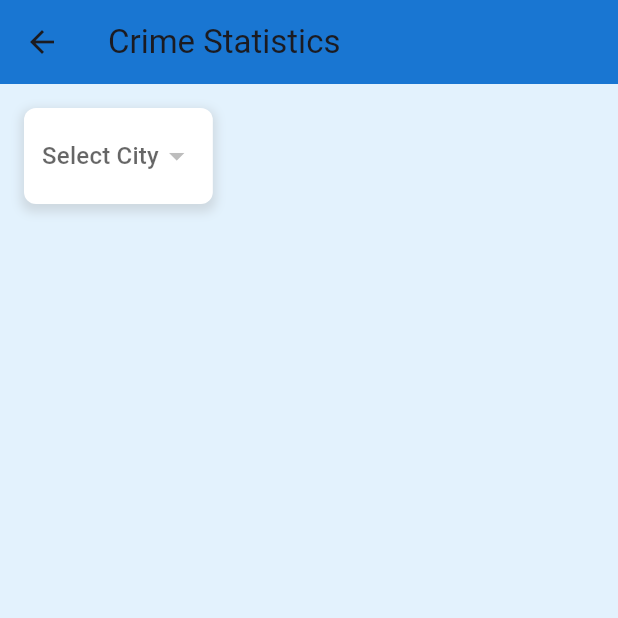
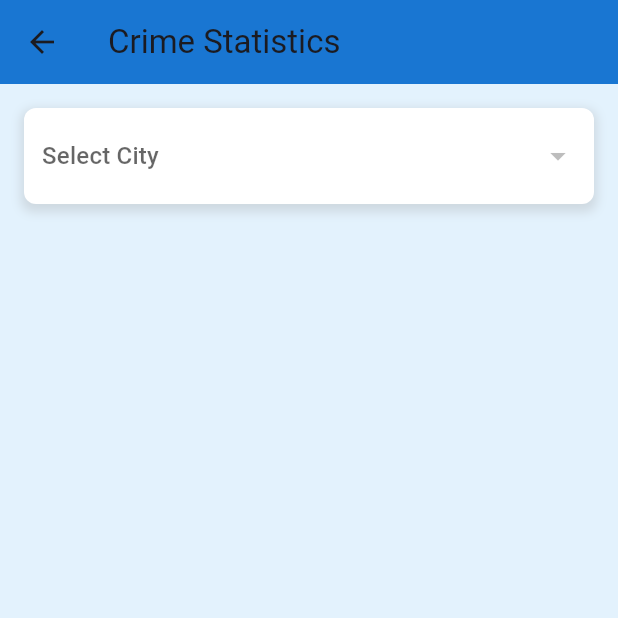
Before and after one commit to Shayan054/SafeRoute-Project, a Flutter app: the CrimeStatisticsPage screen opened directly, on a phone screen of 412 x 824 dp, the top half of it. Run offline on Flutter 3.47's test engine with Material 3 defaults, Android fonts, the phone set to English and light mode, and no system bars; our stand-ins replace cloud_firestore, firebase_core, fl_chart, flutter_map, latlong2; accounts and stored records are empty.

Commit message:
Slight UI improvements

```diff
--- a/saferoute/lib/ui/screens/crime_statistics_page.dart
+++ b/saferoute/lib/ui/screens/crime_statistics_page.dart
@@ -55,7 +55,6 @@ class _CrimeStatisticsPageState extends State<CrimeStatisticsPage> {
       body: Padding(
         padding: const EdgeInsets.all(16.0),
         child: Column(
-          crossAxisAlignment: CrossAxisAlignment.start,
           children: [
             Container(
               padding: const EdgeInsets.symmetric(horizontal: 12, vertical: 8),
@@ -75,6 +74,7 @@ class _CrimeStatisticsPageState extends State<CrimeStatisticsPage> {
                 child: DropdownButton<String>(
                   value: selectedCity,
                   hint: const Text('Select City'),
+                  isExpanded: true,
                   items: cities.map((city) {
                     return DropdownMenuItem(
                       value: city,
@@ -90,25 +90,25 @@ class _CrimeStatisticsPageState extends State<CrimeStatisticsPage> {
             ),
             const SizedBox(height: 20),
             if (isLoading)
-              const Center(child: CircularProgressIndicator())
+              const Expanded(child: Center(child: CircularProgressIndicator()))
             else if (crimeStats.isNotEmpty)
               Expanded(
                 child: ListView(
                   children: [
-                    const Text("Crime Distribution (Pie Chart)",
-                        style: TextStyle(fontWeight: FontWeight.bold, fontSize: 16)),
-                    const SizedBox(height: 12),
-                    SizedBox(height: 200, child: _buildPieChart()),
-                    const SizedBox(height: 24),
-                    const Text("Crime Trends (Bar Chart)",
-                        style: TextStyle(fontWeight: FontWeight.bold, fontSize: 16)),
-                    const SizedBox(height: 12),
-                    SizedBox(height: 200, child: _buildBarChart()),
-                    const SizedBox(height: 24),
-                    const Text("Crime Density (Heatmap)",
-                        style: TextStyle(fontWeight: FontWeight.bold, fontSize: 16)),
-                    const SizedBox(height: 12),
-                    SizedBox(
+                    _buildCard(
+                      title: "Crime Distribution (Pie Chart)",
+                      height: 200,
+                      child: _buildPieChart(),
+                    ),
+                    const SizedBox(height: 16),
+                    _buildCard(
+                      title: "Crime Trends (Bar Chart)",
+                      height: 200,
+                      child: _buildBarChart(),
+                    ),
+                    const SizedBox(height: 16),
+                    _buildCard(
+                      title: "Crime Density (Heatmap)",
                       height: 300,
                       child: _buildHeatmap(),
                     ),
@@ -116,9 +116,44 @@ class _CrimeStatisticsPageState extends State<CrimeStatisticsPage> {
                 ),
               )
             else if (selectedCity != null)
-              const Text("No data available for selected city."),
+              const Expanded(
+                child: Center(
+                  child: Text(
+                    "No data available for selected city.",
+                    style: TextStyle(fontSize: 16),
+                  ),
+                ),
+              ),
           ],
         ),
+      ),
+    );
+  }
+
+  Widget _buildCard(
+      {required String title, required double height, required Widget child}) {
+    return Container(
+      padding: const EdgeInsets.all(12),
+      decoration: BoxDecoration(
+        color: Colors.white,
+        borderRadius: BorderRadius.circular(12),
+        boxShadow: [
+          BoxShadow(
+            color: Colors.grey.withOpacity(0.25),
+            blurRadius: 6,
+            offset: const Offset(0, 4),
+          ),
+        ],
+      ),
+      child: Column(
+        crossAxisAlignment: CrossAxisAlignment.start,
+        children: [
+          Text(title,
+              style:
+                  const TextStyle(fontSize: 16, fontWeight: FontWeight.bold)),
+          const SizedBox(height: 10),
+          SizedBox(height: height, child: child),
+        ],
       ),
     );
   }
@@ -140,7 +175,8 @@ class _CrimeStatisticsPageState extends State<CrimeStatisticsPage> {
             value: count.toDouble(),
             title: "$type\n$percentage%",
             radius: 60,
-            titleStyle: const TextStyle(fontSize: 12, fontWeight: FontWeight.w600),
+            titleStyle:
+                const TextStyle(fontSize: 12, fontWeight: FontWeight.w600),
           );
         }).toList(),
       ),
@@ -152,7 +188,6 @@ class _CrimeStatisticsPageState extends State<CrimeStatisticsPage> {
       BarChartData(
         barGroups: crimeStats.entries.toList().asMap().entries.map((entry) {
           final index = entry.key;
-          final type = entry.value.key;
           final count = entry.value.value;
 
           return BarChartGroupData(
@@ -171,14 +206,19 @@ class _CrimeStatisticsPageState extends State<CrimeStatisticsPage> {
           bottomTitles: AxisTitles(
             sideTitles: SideTitles(
               showTitles: true,
-              getTitlesWidget: (double value, TitleMeta meta) {
+              getTitlesWidget: (value, meta) {
                 final index = value.toInt();
                 final keys = crimeStats.keys.toList();
-                return SideTitleWidget(
-                  meta: meta,
+
+                if (index < 0 || index >= keys.length)
+                  return const SizedBox.shrink();
+
+                return Padding(
+                  padding: const EdgeInsets.only(top: 4),
                   child: Text(
                     keys[index],
                     style: const TextStyle(fontSize: 10),
+                    textAlign: TextAlign.center,
                   ),
                 );
               },
@@ -187,25 +227,24 @@ class _CrimeStatisticsPageState extends State<CrimeStatisticsPage> {
           leftTitles: AxisTitles(
             sideTitles: SideTitles(
               showTitles: true,
-              getTitlesWidget: (double value, TitleMeta meta) {
-                if (value == value.floor()) {
-                  return Text(
-                    value.toInt().toString(),
-                    style: const TextStyle(fontSize: 10),
+              reservedSize: 30,
+              interval: 1,
+              getTitlesWidget: (value, meta) {
+                if (value == value.floorToDouble()) {
+                  return Padding(
+                    padding: const EdgeInsets.only(right: 4),
+                    child: Text(
+                      value.toInt().toString(),
+                      style: const TextStyle(fontSize: 10),
+                    ),
                   );
                 }
-                return const Text('');
+                return const SizedBox.shrink();
               },
-              interval: 1,
-              reservedSize: 40,
             ),
           ),
-          rightTitles: AxisTitles(
-            sideTitles: SideTitles(showTitles: false),
-          ),
-          topTitles: AxisTitles(
-            sideTitles: SideTitles(showTitles: false),
-          ),
+          topTitles: AxisTitles(sideTitles: SideTitles(showTitles: false)),
+          rightTitles: AxisTitles(sideTitles: SideTitles(showTitles: false)),
         ),
         borderData: FlBorderData(show: false),
         gridData: FlGridData(show: true),
@@ -214,14 +253,12 @@ class _CrimeStatisticsPageState extends State<CrimeStatisticsPage> {
   }
 
   Widget _buildHeatmap() {
-    // Define city coordinates
     final cityCoordinates = {
       'Lahore': LatLng(31.5204, 74.3587),
       'Islamabad': LatLng(33.6844, 73.0479),
       'Karachi': LatLng(24.8607, 67.0011),
     };
 
-    // Use the selected city's coordinates, default to Lahore if not found
     final center = cityCoordinates[selectedCity] ?? LatLng(31.5204, 74.3587);
 
     return FlutterMap(
@@ -231,8 +268,7 @@ class _CrimeStatisticsPageState extends State<CrimeStatisticsPage> {
       ),
       children: [
         TileLayer(
-          urlTemplate: 'https://{s}.tile.openstreetmap.org/{z}/{x}/{y}.png',
-          subdomains: ['a', 'b', 'c'],
+          urlTemplate: 'https://tile.openstreetmap.org/{z}/{x}/{y}.png',
         ),
         CircleLayer(
           circles: crimeLocations.map((location) {
```
